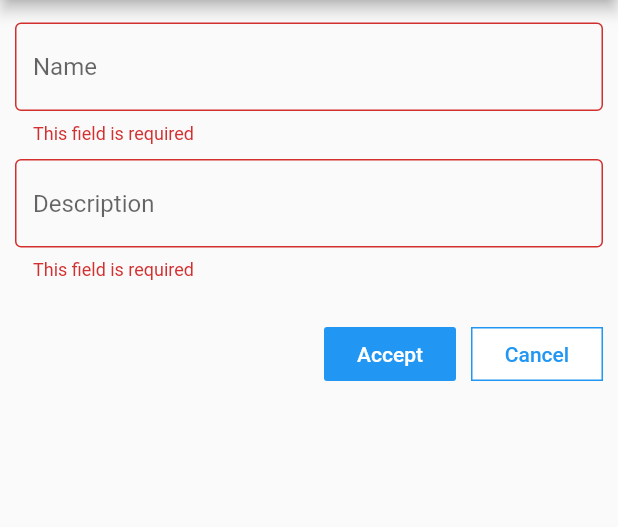
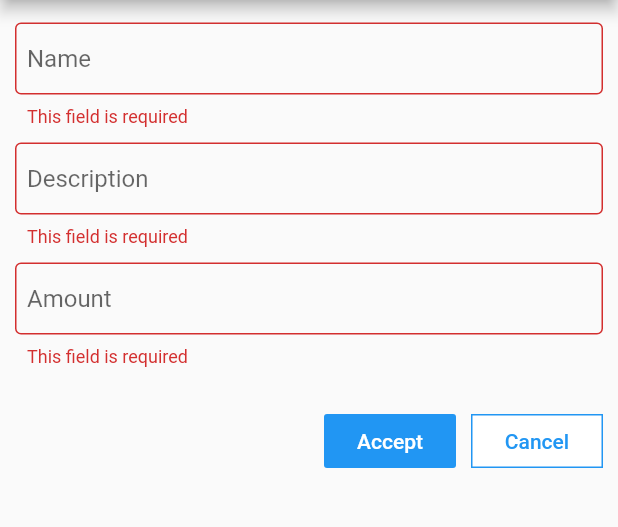
Before and after one commit to cortiz37/flutter_springboot, a Flutter app: the FormElements screen opened by its route, after a tap on "Accept", on a phone screen of 412 x 824 dp, the part 84-611 px from its top. Run offline on Flutter 3.47's test engine with Material 2 defaults, Android fonts, the phone set to English and light mode, and no system bars; network calls fail.

Commit message:
input types.

```diff
--- a/flutter_ui/lib/routes/form_elements.dart
+++ b/flutter_ui/lib/routes/form_elements.dart
@@ -12,6 +12,8 @@ class FormElements extends StatefulWidget {
 
 class _FormElements extends State<FormElements> {
   final GlobalKey<FormState> _formKey = GlobalKey<FormState>();
+
+  final inputPadding = EdgeInsets.fromLTRB(8, 4, 8, 4);
 
   void _save() async {
     if (!_formKey.currentState.validate()) {
@@ -33,20 +35,37 @@ class _FormElements extends State<FormElements> {
         padding: EdgeInsets.symmetric(vertical: 5),
         child: TextFormField(
           decoration: InputDecoration(
+            contentPadding: inputPadding,
             hintText: 'Name',
             border: OutlineInputBorder(borderRadius: BorderRadius.circular(4)),
           ),
           validator: this._required,
+          textInputAction: TextInputAction.next,
         ),
       ),
       Padding(
         padding: EdgeInsets.symmetric(vertical: 5),
         child: TextFormField(
           decoration: InputDecoration(
+            contentPadding: inputPadding,
             hintText: 'Description',
             border: OutlineInputBorder(borderRadius: BorderRadius.circular(4)),
           ),
           validator: this._required,
+          textInputAction: TextInputAction.next,
+        ),
+      ),
+      Padding(
+        padding: EdgeInsets.symmetric(vertical: 5),
+        child: TextFormField(
+          decoration: InputDecoration(
+            contentPadding: inputPadding,
+            hintText: 'Amount',
+            border: OutlineInputBorder(borderRadius: BorderRadius.circular(4)),
+          ),
+          validator: this._required,
+          textInputAction: TextInputAction.done,
+          keyboardType: TextInputType.number,
         ),
       ),
     ];
```
